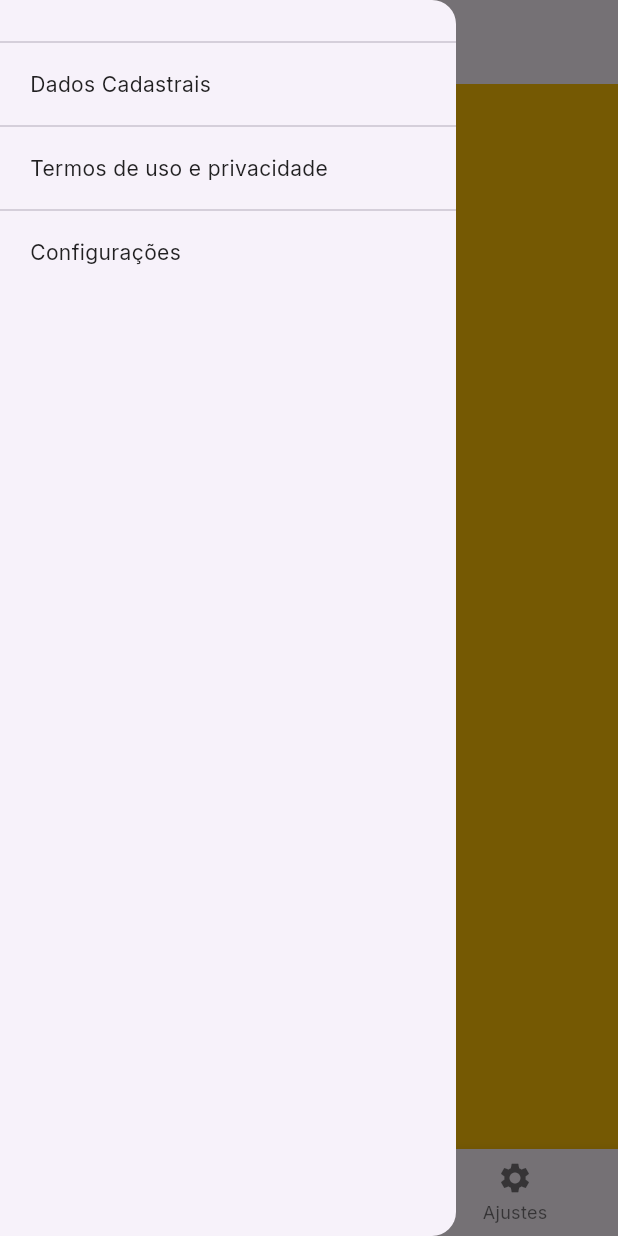
After one commit to mdteixeira/Flutter, a Flutter app: the MainPage screen opened directly, with the side drawer open, on a phone screen of 412 x 824 dp. The commit adds this screen. Run offline on Flutter 3.47's test engine with Material 2 defaults, Android fonts, the phone set to English and light mode, and no system bars; our stand-ins replace google_fonts.

Commit message:
commit 26-08

```diff
--- /dev/null
+++ b/flutter_estudos/lib/pages/main_page.dart
@@ -0,0 +1,100 @@
+import 'package:flutter/material.dart';
+import 'package:flutter_estudos/pages/dados_cadastrais.dart';
+import 'package:flutter_estudos/pages/pagina1.dart';
+import 'package:flutter_estudos/pages/pagina2.dart';
+import 'package:flutter_estudos/pages/pagina3.dart';
+
+class MainPage extends StatefulWidget {
+  const MainPage({super.key});
+
+  @override
+  State<MainPage> createState() => _MainPageState();
+}
+
+class _MainPageState extends State<MainPage> {
+  PageController controller = PageController(initialPage: 0);
+  int posicaoPagina = 0;
+  @override
+  Widget build(BuildContext context) {
+    return SafeArea(
+      child: Scaffold(
+          appBar: AppBar(title: const Text("Main page")),
+          drawer: Drawer(
+            child: Padding(
+              padding: const EdgeInsets.only(top: 20),
+              child: Column(
+                crossAxisAlignment: CrossAxisAlignment.start,
+                children: [
+                  const Divider(),
+                  InkWell(
+                    child: Container(
+                        padding: const EdgeInsets.symmetric(
+                            vertical: 10, horizontal: 20),
+                        width: double.infinity,
+                        child: const Text('Dados Cadastrais')),
+                    onTap: () {
+                      Navigator.pop(context);
+                      Navigator.push(
+                          context,
+                          MaterialPageRoute(
+                              builder: (context) => const DadosCadastrais(
+                                    texto: 'Meus Dados',
+                                  )));
+                    },
+                  ),
+                  const Divider(),
+                  InkWell(
+                    child: Container(
+                        padding: const EdgeInsets.symmetric(
+                            vertical: 10, horizontal: 20),
+                        width: double.infinity,
+                        child: const Text('Termos de uso e privacidade')),
+                    onTap: () {},
+                  ),
+                  const Divider(),
+                  InkWell(
+                    child: Container(
+                        padding: const EdgeInsets.symmetric(
+                            vertical: 10, horizontal: 20),
+                        width: double.infinity,
+                        child: const Text('Configurações')),
+                    onTap: () {},
+                  ),
+                ],
+              ),
+            ),
+          ),
+          body: Column(
+            children: [
+              Expanded(
+                child: PageView(
+                    controller: controller,
+                    onPageChanged: (value) {
+                      setState(() {
+                        posicaoPagina = value;
+                      });
+                    },
+                    children: const [
+                      Pagina1(),
+                      Pagina2(),
+                      Pagina3(),
+                    ]),
+              ),
+              BottomNavigationBar(
+                  onTap: (value) {
+                    controller.jumpToPage(value);
+                  },
+                  currentIndex: posicaoPagina,
+                  items: const [
+                    BottomNavigationBarItem(
+                        label: 'Início', icon: Icon(Icons.home)),
+                    BottomNavigationBarItem(
+                        label: 'Pesquisar', icon: Icon(Icons.search)),
+                    BottomNavigationBarItem(
+                        label: 'Ajustes', icon: Icon(Icons.settings)),
+                  ])
+            ],
+          )),
+    );
+  }
+}
--- /dev/null
+++ b/flutter_estudos/lib/pages/pagina1.dart
@@ -0,0 +1,17 @@
+import 'package:flutter/material.dart';
+
+class Pagina1 extends StatefulWidget {
+  const Pagina1({super.key});
+
+  @override
+  State<Pagina1> createState() => _Pagina1State();
+}
+
+class _Pagina1State extends State<Pagina1> {
+  @override
+  Widget build(BuildContext context) {
+    return Container(
+      color: Colors.amber,
+    );
+  }
+}
```
Also changed, not shown: flutter_estudos/lib/pages/dados_cadastrais.dart (added, +16 -0 lines), flutter_estudos/lib/pages/home_page.dart (deleted, +0 -49 lines), flutter_estudos/lib/pages/login_page.dart (+6 -2 lines), flutter_estudos/lib/pages/pagina2.dart (added, +17 -0 lines), flutter_estudos/lib/pages/pagina3.dart (added, +17 -0 lines).
